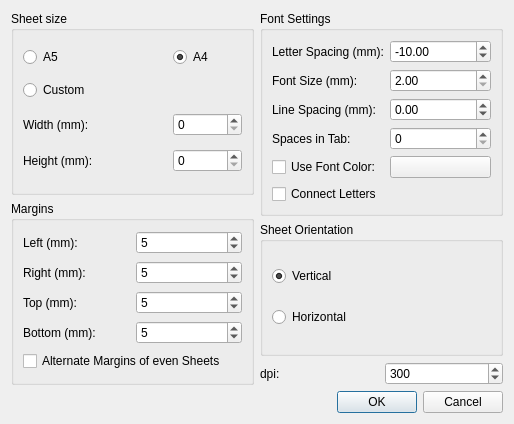
First picture: the form in preferencesdialog.ui, repository aizenbit/Scribbler, before the edit.
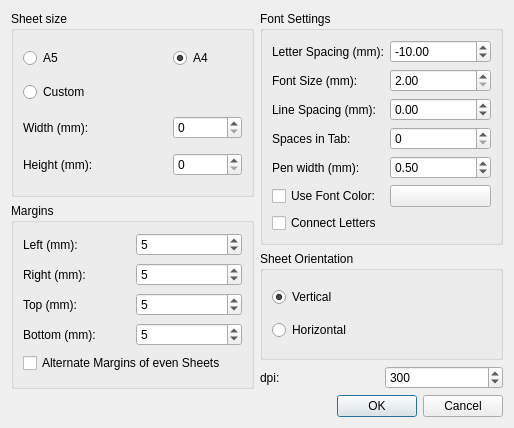
Second picture: the form after the edit.

Commit message: add pen width

```diff
--- a/preferencesdialog.ui
+++ b/preferencesdialog.ui
@@ -7,7 +7,7 @@
     <x>0</x>
     <y>0</y>
     <width>514</width>
-    <height>424</height>
+    <height>428</height>
    </rect>
   </property>
   <property name="windowTitle">
@@ -169,13 +169,6 @@
           </property>
          </widget>
         </item>
-        <item row="2" column="1">
-         <widget class="QDoubleSpinBox" name="lineSpacingSpinBox">
-          <property name="minimum">
-           <double>-99.000000000000000</double>
-          </property>
-         </widget>
-        </item>
         <item row="2" column="0">
          <widget class="QLabel" name="label_10">
           <property name="text">
@@ -183,6 +176,13 @@
           </property>
          </widget>
         </item>
+        <item row="2" column="1">
+         <widget class="QDoubleSpinBox" name="lineSpacingSpinBox">
+          <property name="minimum">
+           <double>-99.000000000000000</double>
+          </property>
+         </widget>
+        </item>
         <item row="0" column="0">
          <widget class="QLabel" name="label_2">
           <property name="text">
@@ -203,6 +203,13 @@
           </property>
          </widget>
         </item>
+        <item row="3" column="0">
+         <widget class="QLabel" name="label_11">
+          <property name="text">
+           <string>Spaces in Tab:</string>
+          </property>
+         </widget>
+        </item>
         <item row="1" column="0">
          <widget class="QLabel" name="label_3">
           <property name="text">
@@ -213,21 +220,14 @@
         <item row="3" column="1">
          <widget class="QSpinBox" name="spacesInTabSpinBox"/>
         </item>
-        <item row="3" column="0">
-         <widget class="QLabel" name="label_11">
+        <item row="6" column="0">
+         <widget class="QCheckBox" name="connectLettersCheckBox">
           <property name="text">
-           <string>Spaces in Tab:</string>
+           <string>Connect Letters</string>
           </property>
          </widget>
         </item>
-        <item row="4" column="0">
-         <widget class="QCheckBox" name="fontColorCheckBox">
-          <property name="text">
-           <string>Use Font Color:</string>
-          </property>
-         </widget>
-        </item>
-        <item row="4" column="1">
+        <item row="5" column="1">
          <widget class="QPushButton" name="colorButton">
           <property name="text">
            <string/>
@@ -235,9 +235,26 @@
          </widget>
         </item>
         <item row="5" column="0">
-         <widget class="QCheckBox" name="connectLettersCheckBox">
+         <widget class="QCheckBox" name="fontColorCheckBox">
           <property name="text">
-           <string>Connect Letters</string>
+           <string>Use Font Color:</string>
+          </property>
+         </widget>
+        </item>
+        <item row="4" column="0">
+         <widget class="QLabel" name="label_12">
+          <property name="text">
+           <string>Pen width (mm):</string>
+          </property>
+         </widget>
+        </item>
+        <item row="4" column="1">
+         <widget class="QDoubleSpinBox" name="penWidthSpinBox">
+          <property name="singleStep">
+           <double>0.100000000000000</double>
+          </property>
+          <property name="value">
+           <double>0.500000000000000</double>
           </property>
          </widget>
         </item>
```
The commit also changes 3 other files.
